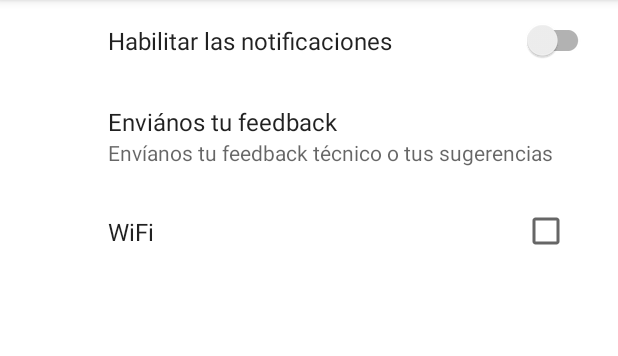
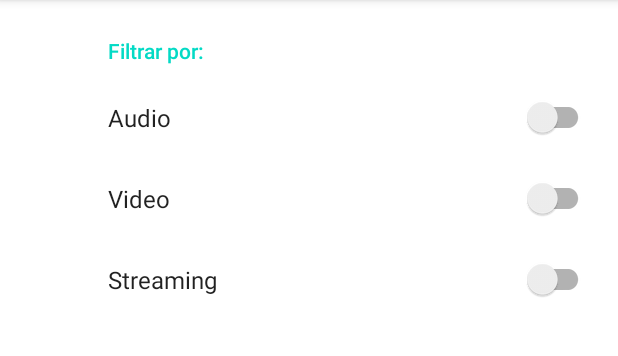
Before and after one commit to heisenferg/RecyclerPractica, an Android app: the Ajustes screen opened directly, with no data from a screen before it, on a phone screen of 412 x 824 dp, the part 84-440 px from its top. Run offline under Robolectric (Android 15) with nearby library versions, the phone set to English and light mode, and no system bars; our stand-ins replace androidx.preference.

Commit message:
9 - Empezado ajustes

```diff
--- a/app/src/main/res/xml/preferencias.xml
+++ b/app/src/main/res/xml/preferencias.xml
@@ -1,14 +1,17 @@
 <?xml version="1.0" encoding="utf-8"?>
 <PreferenceScreen
     xmlns:app="http://schemas.android.com/apk/res-auto">
-    <SwitchPreferenceCompat
-        app:key="notificaciones"
-        app:title="Habilitar las notificaciones"/>
-    <Preference
-        app:key="feedback"
-        app:title="Enviános tu feedback"
-        app:summary="Envíanos tu feedback técnico o tus sugerencias"/>
-    <CheckBoxPreference
-        app:key="habilitar wifi"
-        app:title="WiFi" />
+
+    <PreferenceCategory app:title="Filtrar por: ">
+
+        <SwitchPreferenceCompat
+        app:key="audio"
+        app:title="Audio"/>
+        <SwitchPreferenceCompat
+            app:key="video"
+            app:title="Video"/>
+        <SwitchPreferenceCompat
+            app:key="streaming"
+            app:title="Streaming"/>
+    </PreferenceCategory>
 </PreferenceScreen>
```
